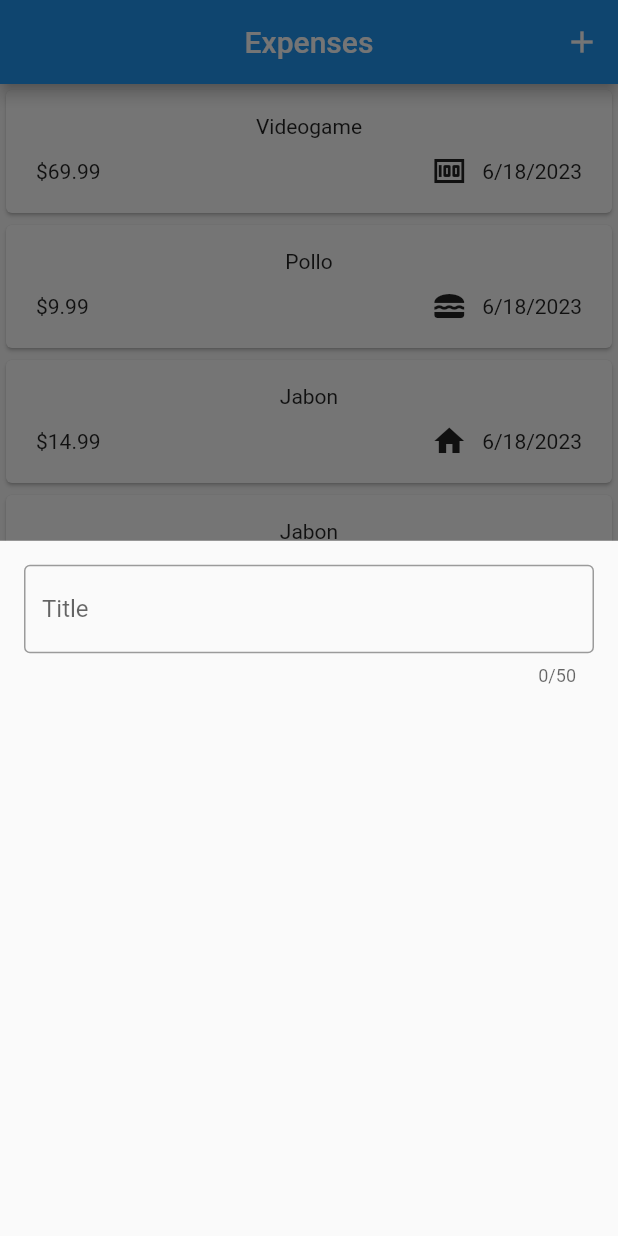
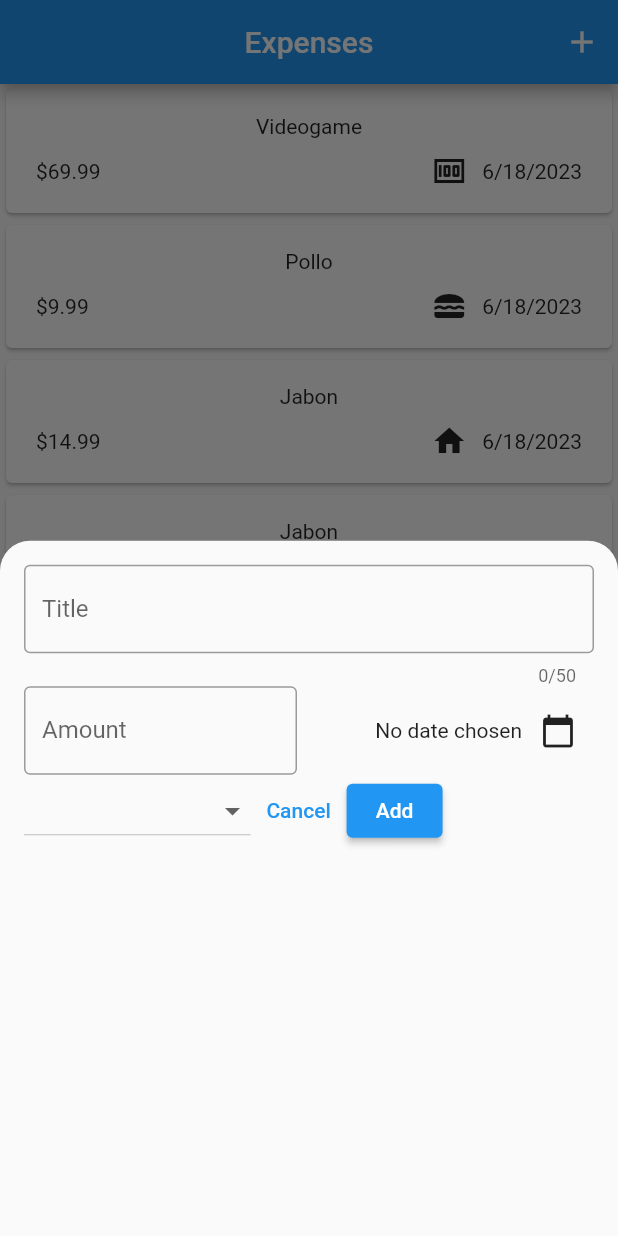
Before and after one commit to DereckAn/FlutterProjects, a Flutter app: the screen it shows after launch, after a tap on the "add" icon, on a phone screen of 412 x 824 dp. Run offline on Flutter 3.47's test engine with Material 2 defaults, Android fonts, the phone set to English and light mode, and no system bars; our stand-ins replace google_fonts.

Commit message:
se produjo un error

```diff
--- a/expences020/lib/widget/expenses.dart
+++ b/expences020/lib/widget/expenses.dart
@@ -37,9 +37,12 @@ class _ExpensesState extends State<Expenses> {
 
   _openAdd() {
     showModalBottomSheet(
-      context: context,
-      builder: (ctx) => const NewExpense(),
-    );
+  context: context,
+  shape: const RoundedRectangleBorder(
+    borderRadius: BorderRadius.vertical(top: Radius.circular(20.0)),
+  ),
+  builder: (ctx) => const NewExpense(),
+);
   }
 
   @override
--- a/expences020/lib/widget/new_expense.dart
+++ b/expences020/lib/widget/new_expense.dart
@@ -1,3 +1,4 @@
+import 'package:expences020/model/expense.dart';
 import 'package:flutter/material.dart';
 
 class NewExpense extends StatefulWidget {
@@ -8,21 +9,126 @@ class NewExpense extends StatefulWidget {
 }
 
 class _NewExpenseState extends State<NewExpense> {
+  // var _entereTitle = '';
+  // void _saveTitle(String title) {
+  //   _entereTitle = title;
+  // }
+
+  final _titleController = TextEditingController();
+  final _amoutnController = TextEditingController();
+  DateTime? _selectedDate;
+  Category _selectedCategory = Category.other;
+
+  void _presentDatePicker() async {
+    final now = DateTime.now();
+    final pickedDate = await showDatePicker(
+      //este es un widget ya hecho por flutter para mostrar un calendario
+      context: context,
+      initialDate: now,
+      firstDate: DateTime(2021),
+      lastDate: now,
+    );
+    setState(() {
+      _selectedDate = pickedDate;
+    });
+  }
+
+  @override
+  void dispose() {
+    //esto es oara eliminar el controlador
+    //porue si no se elimina se queda en memoria y se puede generar un error
+    _titleController.dispose();
+    _amoutnController.dispose();
+    super.dispose();
+  }
+
   @override
   Widget build(BuildContext context) {
-    return const Padding(
-      padding: EdgeInsets.all(16.0),
+    return Padding(
+      padding: const EdgeInsets.all(16.0),
       child: Column(
-         children: [
+        children: [
           TextField(
+            controller:
+                _titleController, //Estos son varios metodos para obtener el texto
+            // onChanged: _saveTitle, // estse es otro meotodo para obtener el texto
             maxLength: 50,
-            decoration: InputDecoration(
+            decoration: const InputDecoration(
               labelText: "Title",
               border: OutlineInputBorder(),
             ),
           ),
-         ],
-      )
+          Row(
+            children: [
+              Expanded(
+                child: TextField(
+                  controller:
+                      _amoutnController, //Estos son varios metodos para obtener el texto
+                  keyboardType: TextInputType.number,
+                  decoration: const InputDecoration(
+                    prefixText: '\$ ',
+                    labelText: "Amount",
+                    border: OutlineInputBorder(),
+                  ),
+                ),
+              ),
+              const SizedBox(
+                width: 16,
+              ),
+              Expanded(
+                child: Row(
+                  mainAxisAlignment: MainAxisAlignment.end,
+                  crossAxisAlignment: CrossAxisAlignment.center,
+                  children: [
+                    Text(_selectedDate == null
+                        ? 'No date chosen'
+                        : formatter.format(_selectedDate!)),
+                    IconButton(
+                      onPressed: _presentDatePicker,
+                      icon: const Icon(Icons.calendar_today),
+                    ),
+                  ],
+                ),
+              ),
+            ],
+          ),
+          Row(
+            children: [
+              DropdownButton(
+                value: _selectedCategory,
+                  // Esto es importante para crear un dropdown
+                  items: Category.values
+                      .map(
+                        (enu) => DropdownMenuItem(
+                          value: category,
+                          child: Text(enu.name.toUpperCase()),
+                        ),
+                      )
+                      .toList(),
+                  onChanged: (value) {
+                    if (value == null) {
+                      return;
+                    }
+                    setState(() {
+                      _selectedCategory = value;
+                    });
+                  }),
+              TextButton(
+                  onPressed: () {
+                    Navigator.pop(context); //esto hace que se cierre el wigdet
+                  },
+                  child: const Text('Cancel')),
+              ElevatedButton(
+                  onPressed: () {
+                    // print(_entereTitle);
+                    print(_titleController.text);
+                    print(_amoutnController.text);
+                  },
+                  child: const Text("Add")),
+            ],
+          )
+        ],
+      ),
     );
   }
 }
```
